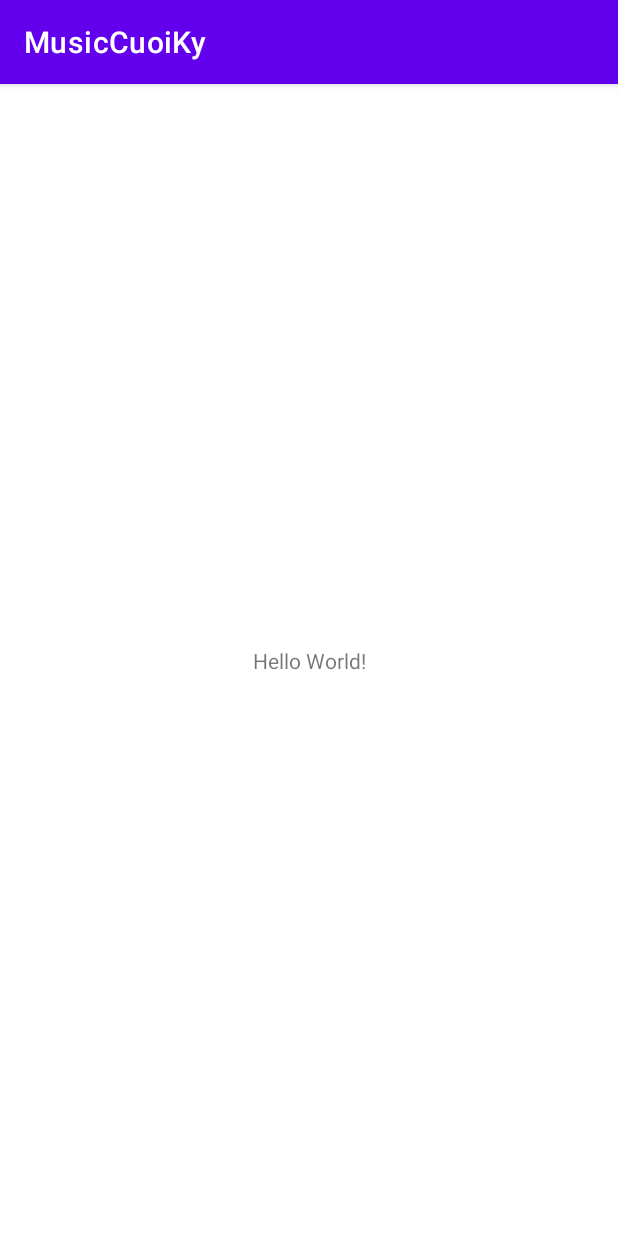
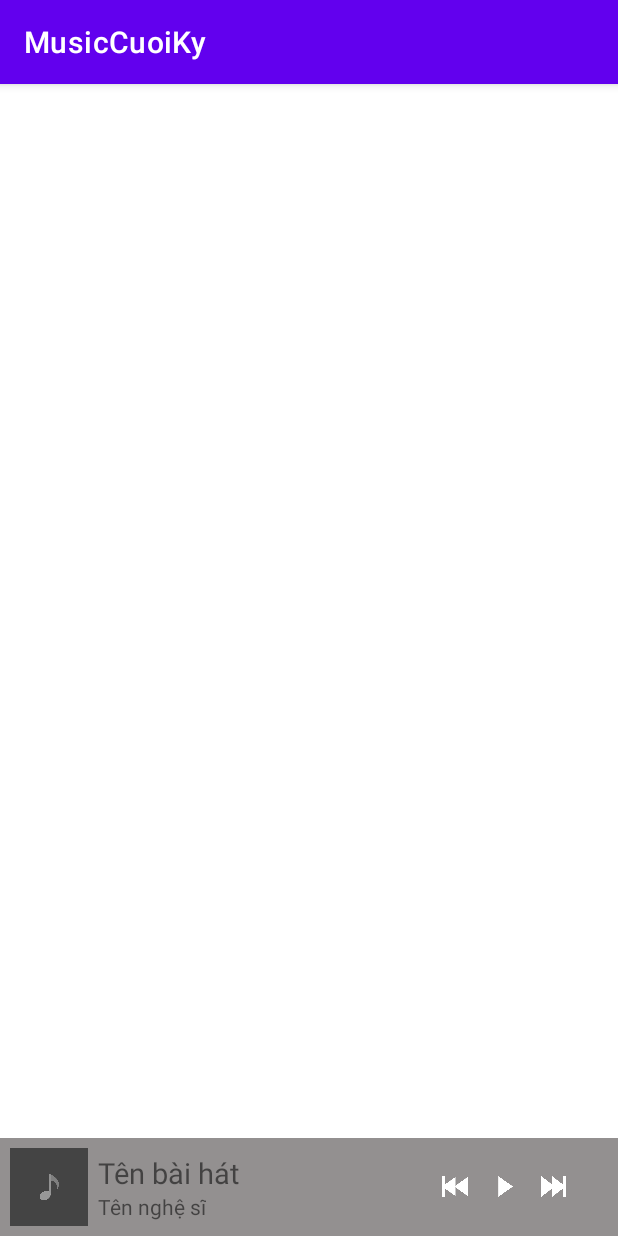
Before and after one commit to TaAnhQuan/LapTrinhMobile, an Android app: the screen it shows after launch (MainActivity), on a phone screen of 412 x 824 dp. Run offline under Robolectric (Android 15) with nearby library versions, the phone set to English and light mode, and no system bars; our stand-ins replace sdp/ssp sizes.

Commit message:
add bottom_bar

```diff
--- a/MusicCuoiKy/app/src/main/res/layout/activity_main.xml
+++ b/MusicCuoiKy/app/src/main/res/layout/activity_main.xml
@@ -1,18 +1,41 @@
 <?xml version="1.0" encoding="utf-8"?>
-<androidx.constraintlayout.widget.ConstraintLayout xmlns:android="http://schemas.android.com/apk/res/android"
-    xmlns:app="http://schemas.android.com/apk/res-auto"
-    xmlns:tools="http://schemas.android.com/tools"
+<RelativeLayout
+    android:layout_height="match_parent"
     android:layout_width="match_parent"
-    android:layout_height="match_parent"
-    tools:context=".MainActivity">
-
-    <TextView
-        android:layout_width="wrap_content"
-        android:layout_height="wrap_content"
-        android:text="Hello World!"
-        app:layout_constraintBottom_toBottomOf="parent"
-        app:layout_constraintLeft_toLeftOf="parent"
-        app:layout_constraintRight_toRightOf="parent"
-        app:layout_constraintTop_toTopOf="parent" />
-
-</androidx.constraintlayout.widget.ConstraintLayout>
+    xmlns:android="http://schemas.android.com/apk/res/android">
+    <FrameLayout
+        android:id="@+id/placeHolder"
+        android:layout_width="match_parent"
+        android:layout_height="match_parent"
+        android:layout_above="@+id/bottomBar"
+        >
+        <LinearLayout
+            android:layout_width="match_parent"
+            android:layout_height="match_parent"
+            android:orientation="vertical"
+            >
+            <com.google.android.material.tabs.TabLayout
+                android:id="@+id/tabLayout"
+                android:layout_width="match_parent"
+                android:layout_height="48dp"
+                >
+            </com.google.android.material.tabs.TabLayout>
+            <androidx.viewpager.widget.ViewPager
+                android:id="@+id/viewPager"
+                android:layout_width="match_parent"
+                android:layout_height="match_parent"
+                android:layout_below="@+id/tabLayout"
+                android:layout_above="@+id/bottomBar"
+                >
+            </androidx.viewpager.widget.ViewPager>
+        </LinearLayout>
+    </FrameLayout>
+    <include
+        android:id="@+id/bottomBar"
+        layout="@layout/bottom_bar"
+        android:layout_width="match_parent"
+        android:layout_height="@dimen/_50sdp"
+        android:layout_alignParentBottom="true"
+        >
+    </include>
+</RelativeLayout>
--- /dev/null
+++ b/MusicCuoiKy/app/src/main/res/layout/bottom_bar.xml
@@ -0,0 +1,71 @@
+<?xml version="1.0" encoding="utf-8"?>
+<LinearLayout xmlns:android="http://schemas.android.com/apk/res/android"
+    android:id="@+id/bottomBar"
+    android:layout_width="match_parent"
+    android:layout_height="@dimen/_50sdp"
+    android:background="#939090"
+    android:clickable="true">
+
+    <ImageView
+        android:id="@+id/image_Song"
+        android:layout_width="@dimen/_40sdp"
+        android:layout_height="@dimen/_40sdp"
+        android:layout_gravity="center"
+        android:layout_marginLeft="@dimen/_5sdp"
+        android:layout_marginRight="@dimen/_5sdp"
+        android:background="@drawable/ic_music_default" />
+
+    <LinearLayout
+        android:layout_width="@dimen/_150sdp"
+        android:layout_height="@dimen/_50sdp"
+        android:gravity="center_vertical"
+        android:orientation="vertical">
+
+        <TextView
+            android:id="@+id/tv_Song"
+            android:layout_width="wrap_content"
+            android:layout_height="wrap_content"
+            android:singleLine="true"
+            android:text="Tên bài hát"
+            android:textSize="@dimen/_15ssp" />
+
+        <TextView
+            android:id="@+id/tv_Artist"
+            android:layout_width="wrap_content"
+            android:layout_height="wrap_content"
+            android:singleLine="true"
+            android:text="Tên nghệ sĩ" />
+    </LinearLayout>
+
+    <LinearLayout
+        android:layout_width="match_parent"
+        android:layout_height="@dimen/_50sdp"
+        android:gravity="center">
+
+        <ImageButton
+            android:id="@+id/bt_Previous"
+            android:layout_width="@dimen/_15sdp"
+            android:layout_height="@dimen/_18sdp"
+            android:background="@null"
+            android:scaleType="fitXY"
+            android:src="@drawable/ic_previous_white" />
+
+        <ImageButton
+            android:id="@+id/bt_Play"
+            android:layout_width="@dimen/_15sdp"
+            android:layout_height="@dimen/_18sdp"
+            android:layout_marginLeft="@dimen/_10sdp"
+            android:layout_marginRight="@dimen/_10sdp"
+            android:background="@null"
+            android:scaleType="fitXY"
+            android:src="@drawable/ic_play_white" />
+
+        <ImageButton
+            android:id="@+id/bt_Next"
+            android:layout_width="@dimen/_15sdp"
+            android:layout_height="@dimen/_18sdp"
+            android:background="@null"
+            android:scaleType="fitXY"
+            android:src="@drawable/ic_next_white" />
+    </LinearLayout>
+</LinearLayout>
```
